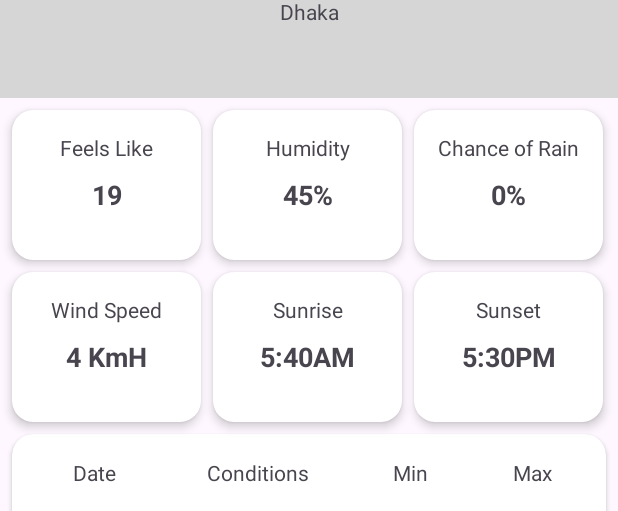
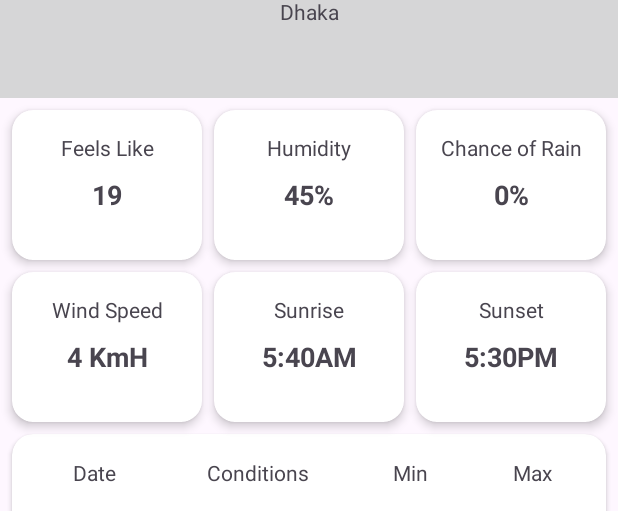
Before and after one commit to farhantamzid/WeatherAppAndroid, an Android app: the layout activity_main.xml on its own in the app's theme, with its tools: preview values and no code run, on a phone screen of 412 x 824 dp. Shown: the part 322-833 px from the top of the screen. Run offline under Robolectric (Android 15) with nearby library versions, the light colour scheme and no system bars.

Commit message:
fixed layout bugs and added scrollview for smaller devices

```diff
--- a/app/src/main/res/layout/activity_main.xml
+++ b/app/src/main/res/layout/activity_main.xml
@@ -112,20 +112,22 @@
     <androidx.constraintlayout.widget.ConstraintLayout
         android:id="@+id/cardConstraintLayout"
         android:layout_width="match_parent"
-        android:layout_height="wrap_content"
+        android:layout_height="0dp"
         app:layout_constraintEnd_toEndOf="parent"
         app:layout_constraintStart_toStartOf="parent"
+        app:layout_constraintBottom_toBottomOf="parent"
         app:layout_constraintTop_toBottomOf="@id/viewView">
 
         <androidx.cardview.widget.CardView
             android:id="@+id/card1"
-            android:layout_width="126dp"
+            android:layout_width="0dp"
             android:layout_height="100dp"
-            android:layout_marginStart="8dp"
-            android:layout_marginTop="8dp"
+            android:layout_margin="8dp"
             app:cardCornerRadius="14dp"
             app:cardElevation="4dp"
+            app:layout_constraintHorizontal_weight="1"
             app:layout_constraintStart_toStartOf="parent"
+            app:layout_constraintEnd_toStartOf="@id/card2"
             app:layout_constraintTop_toTopOf="parent">
 
             <androidx.constraintlayout.widget.ConstraintLayout
@@ -167,13 +169,14 @@
 
         <androidx.cardview.widget.CardView
             android:id="@+id/card2"
-            android:layout_width="126dp"
+            android:layout_width="0dp"
             android:layout_height="100dp"
-            android:layout_marginStart="8dp"
+            app:cardCornerRadius="14dp"
             android:layout_marginTop="8dp"
-            app:cardCornerRadius="14dp"
             app:cardElevation="4dp"
+            app:layout_constraintHorizontal_weight="1"
             app:layout_constraintStart_toEndOf="@id/card1"
+            app:layout_constraintEnd_toStartOf="@id/card3"
             app:layout_constraintTop_toTopOf="parent">
 
             <androidx.constraintlayout.widget.ConstraintLayout
@@ -215,13 +218,14 @@
 
         <androidx.cardview.widget.CardView
             android:id="@+id/card3"
-            android:layout_width="126dp"
+            android:layout_width="0dp"
             android:layout_height="100dp"
-            android:layout_marginStart="8dp"
-            android:layout_marginTop="8dp"
+            android:layout_margin="8dp"
             app:cardCornerRadius="14dp"
             app:cardElevation="4dp"
+            app:layout_constraintHorizontal_weight="1"
             app:layout_constraintStart_toEndOf="@id/card2"
+            app:layout_constraintEnd_toEndOf="parent"
             app:layout_constraintTop_toTopOf="parent">
 
             <androidx.constraintlayout.widget.ConstraintLayout
@@ -262,13 +266,14 @@
 
         <androidx.cardview.widget.CardView
             android:id="@+id/card4"
-            android:layout_width="126dp"
+            android:layout_width="0dp"
             android:layout_height="100dp"
-            android:layout_marginStart="8dp"
-            android:layout_marginTop="8dp"
+            android:layout_margin="8dp"
             app:cardCornerRadius="14dp"
             app:cardElevation="4dp"
+            app:layout_constraintHorizontal_weight="1"
             app:layout_constraintStart_toStartOf="parent"
+            app:layout_constraintEnd_toStartOf="@id/card5"
             app:layout_constraintTop_toBottomOf="@id/card1">
 
             <androidx.constraintlayout.widget.ConstraintLayout
@@ -311,13 +316,14 @@
 
         <androidx.cardview.widget.CardView
             android:id="@+id/card5"
-            android:layout_width="126dp"
+            android:layout_width="0dp"
             android:layout_height="100dp"
-            android:layout_marginStart="8dp"
+            app:cardCornerRadius="14dp"
             android:layout_marginTop="8dp"
-            app:cardCornerRadius="14dp"
             app:cardElevation="4dp"
+            app:layout_constraintHorizontal_weight="1"
             app:layout_constraintStart_toEndOf="@id/card4"
+            app:layout_constraintEnd_toStartOf="@id/card6"
             app:layout_constraintTop_toBottomOf="@id/card2">
 
             <androidx.constraintlayout.widget.ConstraintLayout
@@ -359,13 +365,14 @@
 
         <androidx.cardview.widget.CardView
             android:id="@+id/card6"
-            android:layout_width="126dp"
+            android:layout_width="0dp"
             android:layout_height="100dp"
-            android:layout_marginStart="8dp"
-            android:layout_marginTop="8dp"
+            android:layout_margin="8dp"
             app:cardCornerRadius="14dp"
             app:cardElevation="4dp"
+            app:layout_constraintHorizontal_weight="1"
             app:layout_constraintStart_toEndOf="@id/card5"
+            app:layout_constraintEnd_toEndOf="parent"
             app:layout_constraintTop_toBottomOf="@id/card3">
 
             <androidx.constraintlayout.widget.ConstraintLayout
@@ -406,6 +413,21 @@
         </androidx.cardview.widget.CardView>
 
 
+        <ScrollView
+            android:id="@+id/scrollView"
+            android:layout_width="match_parent"
+            android:layout_height="0dp"
+            app:layout_constraintTop_toBottomOf="@id/card5"
+            app:layout_constraintStart_toStartOf="parent"
+            android:fillViewport="true"
+            app:layout_constraintBottom_toBottomOf="parent"
+            android:scrollbars="none"
+            app:layout_constraintEnd_toEndOf="parent">
+
+            <androidx.constraintlayout.widget.ConstraintLayout
+                android:layout_width="match_parent"
+                android:layout_height="wrap_content">
+
                 <androidx.cardview.widget.CardView
                     android:id="@+id/tableCard"
                     android:layout_width="match_parent"
@@ -418,7 +440,7 @@
                     app:layout_constraintBottom_toBottomOf="parent"
                     app:layout_constraintEnd_toEndOf="parent"
                     app:layout_constraintStart_toStartOf="parent"
-            app:layout_constraintTop_toBottomOf="@id/card5">
+                    app:layout_constraintTop_toTopOf="parent">
 
 
                     <TableLayout
@@ -755,6 +777,20 @@
                 </androidx.cardview.widget.CardView>
 
 
+
+
+
+
+            </androidx.constraintlayout.widget.ConstraintLayout>
+
+
+        </ScrollView>
+
+
+
+
+
+
     </androidx.constraintlayout.widget.ConstraintLayout>
 
 
```
Lines whose indentation alone changed are shown as unchanged.
